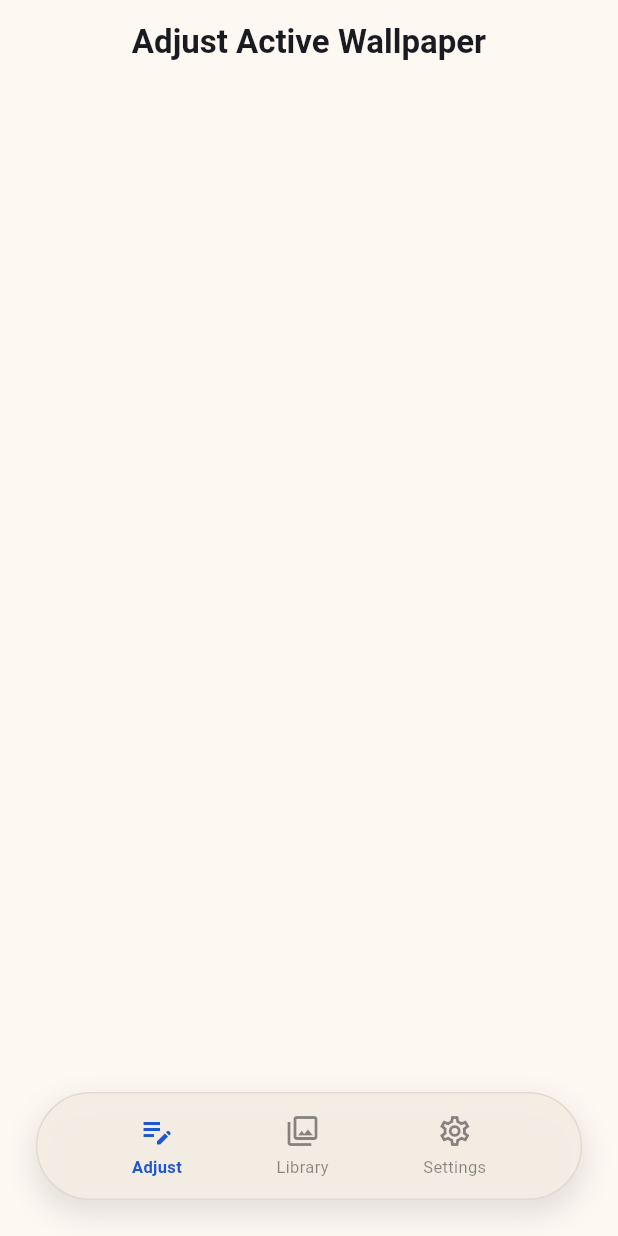
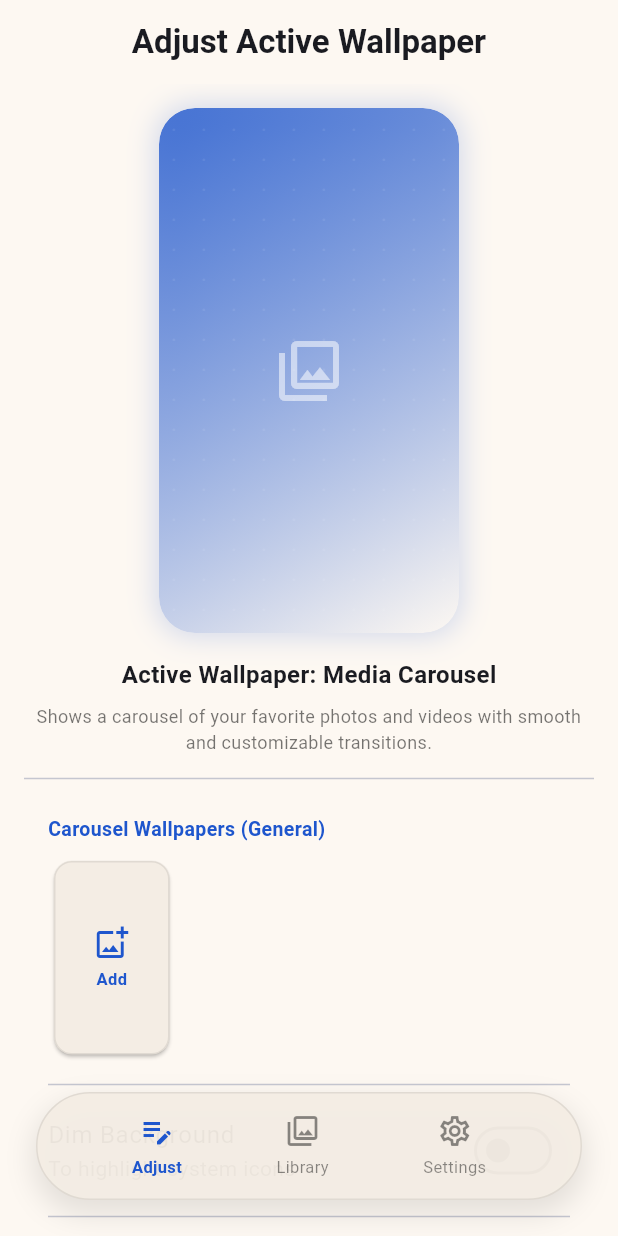
Before and after one commit to Ixeken-Studios/Ixeken-Live-Wallpaper, a Flutter app: the screen it shows after launch, on a phone screen of 412 x 824 dp. Run offline on Flutter 3.47's test engine with Material 3 defaults, Android fonts, the phone set to English and light mode, and no system bars; our stand-ins replace image_picker, permission_handler, shared_preferences.

Commit message:
nothing showing fixed

```diff
--- /dev/null
+++ b/devtools_options.yaml
@@ -0,0 +1,3 @@
+description: This file stores settings for Dart & Flutter DevTools.
+documentation: https://docs.flutter.dev/tools/devtools/extensions#configure-extension-enablement-states
+extensions:
--- a/lib/main.dart
+++ b/lib/main.dart
@@ -148,18 +148,6 @@ class _HomePageState extends State<HomePage> {
     };
   }
 
-  final Map<String, IconData> _engineIcons = {
-    'carousel': Icons.photo_library_outlined,
-    'particles': Icons.blur_on,
-    'tetris': Icons.grid_view_rounded,
-    'matrix': Icons.code,
-    'plexus': Icons.hub_outlined,
-    'liquid': Icons.water_drop_outlined,
-    'starfield': Icons.auto_awesome_motion_outlined,
-    'vaporwave': Icons.wb_sunny_outlined,
-    'conway': Icons.coronavirus_outlined,
-    'fluids': Icons.waves_outlined,
-  };
 
   @override
   void initState() {
@@ -321,15 +309,28 @@ class _HomePageState extends State<HomePage> {
         ),
         centerTitle: true,
       ),
-      body: IndexedStack(
-        index: _currentTab,
+      // Stack-based floating nav bar: correct pattern for floating bottom bars.
+      // Using bottomNavigationBar with SafeArea>Align>Container causes the body
+      // to collapse because Scaffold uses the slot's intrinsic height (which
+      // Align reports as 0) to compute available body space.
+      body: Stack(
         children: [
-          _buildCustomizerTab(),
-          _buildGalleryTab(),
-          _buildSettingsTab(),
+          IndexedStack(
+            index: _currentTab,
+            children: [
+              _buildCustomizerTab(),
+              _buildGalleryTab(),
+              _buildSettingsTab(),
+            ],
+          ),
+          Positioned(
+            left: 0,
+            right: 0,
+            bottom: 0,
+            child: _buildFloatingNavigationBar(),
+          ),
         ],
       ),
-      bottomNavigationBar: _buildFloatingNavigationBar(),
     );
   }
 
@@ -345,15 +346,15 @@ class _HomePageState extends State<HomePage> {
           margin: const EdgeInsets.only(bottom: 24, left: 24, right: 24, top: 8),
           height: 72,
           decoration: BoxDecoration(
-            color: isDark ? Colors.black.withOpacity(0.85) : Theme.of(context).cardColor.withOpacity(0.95),
+            color: isDark ? Colors.black.withValues(alpha: 0.85) : Theme.of(context).cardColor.withValues(alpha: 0.95),
             borderRadius: BorderRadius.circular(36),
             border: Border.all(
-              color: isDark ? Colors.white.withOpacity(0.08) : Colors.black.withOpacity(0.08),
+              color: isDark ? Colors.white.withValues(alpha: 0.08) : Colors.black.withValues(alpha: 0.08),
               width: 1,
             ),
             boxShadow: [
               BoxShadow(
-                color: Colors.black.withOpacity(isDark ? 0.5 : 0.1),
+                color: Colors.black.withValues(alpha: isDark ? 0.5 : 0.1),
                 blurRadius: 16,
                 spreadRadius: 2,
                 offset: const Offset(0, 8),
@@ -422,7 +423,7 @@ class _HomePageState extends State<HomePage> {
                   borderRadius: BorderRadius.circular(24),
                   boxShadow: [
                     BoxShadow(
-                      color: Theme.of(context).colorScheme.primary.withOpacity(0.2),
+                      color: Theme.of(context).colorScheme.primary.withValues(alpha: 0.2),
                       blurRadius: 16,
                       spreadRadius: 2,
                     )
@@ -585,7 +586,7 @@ class _HomePageState extends State<HomePage> {
           title: Text(l.optParallax),
           subtitle: Text(l.optParallaxSub),
           value: _isParallaxEnabled,
-          activeColor: Theme.of(context).colorScheme.primary,
+          activeThumbColor: Theme.of(context).colorScheme.primary,
           onChanged: (val) {
             setState(() => _isParallaxEnabled = val);
             _savePersistedData();
@@ -596,7 +597,7 @@ class _HomePageState extends State<HomePage> {
           title: Text(l.optRandom),
           subtitle: Text(l.optRandomSub),
           value: _isRandom,
-          activeColor: Theme.of(context).colorScheme.primary,
+          activeThumbColor: Theme.of(context).colorScheme.primary,
           onChanged: (val) {
             setState(() => _isRandom = val);
             _savePersistedData();
@@ -607,7 +608,7 @@ class _HomePageState extends State<HomePage> {
           title: Text(l.optSyncTheme),
           subtitle: Text(l.optSyncThemeSub),
           value: _syncWithSystemTheme,
-          activeColor: Theme.of(context).colorScheme.primary,
+          activeThumbColor: Theme.of(context).colorScheme.primary,
           onChanged: (val) {
             setState(() {
               _syncWithSystemTheme = val;
@@ -622,7 +623,7 @@ class _HomePageState extends State<HomePage> {
             title: Text(l.optDayNight),
             subtitle: Text(l.optDayNightSub),
             value: _useDayNightMode,
-            activeColor: Theme.of(context).colorScheme.primary,
+            activeThumbColor: Theme.of(context).colorScheme.primary,
             onChanged: (val) {
               setState(() => _useDayNightMode = val);
               _savePersistedData();
@@ -875,7 +876,7 @@ class _HomePageState extends State<HomePage> {
             title: Text(l.optParallax),
             subtitle: Text(l.optParallaxSub),
             value: _isParallaxEnabled,
-            activeColor: Theme.of(context).colorScheme.primary,
+            activeThumbColor: Theme.of(context).colorScheme.primary,
             onChanged: (val) {
               setState(() => _isParallaxEnabled = val);
               _savePersistedData();
@@ -892,7 +893,7 @@ class _HomePageState extends State<HomePage> {
     return ChoiceChip(
       label: Text(label),
       selected: isSelected,
-      selectedColor: Theme.of(context).colorScheme.primary.withOpacity(0.3),
+      selectedColor: Theme.of(context).colorScheme.primary.withValues(alpha: 0.3),
       labelStyle: TextStyle(
         color: isSelected
             ? Theme.of(context).colorScheme.primary
@@ -918,10 +919,10 @@ class _HomePageState extends State<HomePage> {
 
     final isDark = Theme.of(context).brightness == Brightness.dark;
     final textColor = isDark ? Colors.white : Colors.black87;
-    final hintColor = isDark ? Colors.white.withOpacity(0.5) : Colors.black54;
-    final iconColor = isDark ? Colors.white.withOpacity(0.5) : Colors.black54;
+    final hintColor = isDark ? Colors.white.withValues(alpha: 0.5) : Colors.black54;
+    final iconColor = isDark ? Colors.white.withValues(alpha: 0.5) : Colors.black54;
     final clearIconColor = isDark ? Colors.white60 : Colors.black54;
-    final fillColor = isDark ? Colors.white.withOpacity(0.06) : Colors.black.withOpacity(0.05);
+    final fillColor = isDark ? Colors.white.withValues(alpha: 0.06) : Colors.black.withValues(alpha: 0.05);
 
     return Column(
       children: [
@@ -1005,15 +1006,15 @@ class _HomePageState extends State<HomePage> {
     final description = engineDescs[engineId] ?? '';
     final isActive = _selectedEngine == engineId;
     return Card(
-      color: Colors.white.withOpacity(0.04),
+      color: Colors.white.withValues(alpha: 0.04),
       shape: RoundedRectangleBorder(
         borderRadius: BorderRadius.circular(16),
         side: BorderSide(
           color: isActive
               ? Theme.of(context).colorScheme.primary
               : (Theme.of(context).brightness == Brightness.dark
-                  ? Colors.white.withOpacity(0.05)
-                  : Colors.black.withOpacity(0.05)),
+                  ? Colors.white.withValues(alpha: 0.05)
+                  : Colors.black.withValues(alpha: 0.05)),
           width: 2,
         ),
       ),
@@ -1036,9 +1037,9 @@ class _HomePageState extends State<HomePage> {
                   begin: Alignment.topCenter,
                   end: Alignment.bottomCenter,
                   colors: [
-                    Colors.black.withOpacity(0.0),
-                    Colors.black.withOpacity(0.25),
-                    Colors.black.withOpacity(0.85),
+                    Colors.black.withValues(alpha: 0.0),
+                    Colors.black.withValues(alpha: 0.25),
+                    Colors.black.withValues(alpha: 0.85),
                   ],
                   stops: const [0.0, 0.55, 1.0],
                 ),
@@ -1098,8 +1099,8 @@ class _HomePageState extends State<HomePage> {
                                 : (Theme.of(context).brightness == Brightness.dark ? Colors.white24 : Colors.black26),
                           ),
                           backgroundColor: isActive
-                              ? Theme.of(context).colorScheme.primary.withOpacity(0.2)
-                              : (Theme.of(context).brightness == Brightness.dark ? Colors.black45 : Colors.white.withOpacity(0.7)),
+                              ? Theme.of(context).colorScheme.primary.withValues(alpha: 0.2)
+                              : (Theme.of(context).brightness == Brightness.dark ? Colors.black45 : Colors.white.withValues(alpha: 0.7)),
                           visualDensity: VisualDensity.compact,
                           padding: EdgeInsets.zero,
                           shape: RoundedRectangleBorder(borderRadius: BorderRadius.circular(8)),
@@ -1200,14 +1201,14 @@ class _HomePageState extends State<HomePage> {
                   margin: const EdgeInsets.only(right: 8, bottom: 8),
                   child: Card(
                     color: Theme.of(context).brightness == Brightness.dark
-                        ? Colors.white.withOpacity(0.02)
+                        ? Colors.white.withValues(alpha: 0.02)
                         : Theme.of(context).cardColor,
                     shape: RoundedRectangleBorder(
                       borderRadius: BorderRadius.circular(12),
                       side: BorderSide(
                         color: Theme.of(context).brightness == Brightness.dark
-                            ? Colors.white.withOpacity(0.08)
-                            : Colors.black.withOpacity(0.08),
+                            ? Colors.white.withValues(alpha: 0.08)
+                            : Colors.black.withValues(alpha: 0.08),
                       ),
                     ),
                     child: InkWell(
@@ -1241,10 +1242,10 @@ class _HomePageState extends State<HomePage> {
                 width: 85,
                 margin: const EdgeInsets.only(right: 8, bottom: 8),
                 child: Card(
-                  color: Colors.white.withOpacity(0.04),
+                  color: Colors.white.withValues(alpha: 0.04),
                   shape: RoundedRectangleBorder(
                     borderRadius: BorderRadius.circular(12),
-                    side: BorderSide(color: Colors.white.withOpacity(0.05)),
+                    side: BorderSide(color: Colors.white.withValues(alpha: 0.05)),
                   ),
                   clipBehavior: Clip.antiAlias,
                   child: Stack(
@@ -1392,8 +1393,8 @@ class _HomePageState extends State<HomePage> {
                   height: 40,
                   decoration: BoxDecoration(
                     color: Theme.of(context).brightness == Brightness.dark
-                        ? Colors.white.withOpacity(0.08)
-                        : Colors.black.withOpacity(0.05),
+                        ? Colors.white.withValues(alpha: 0.08)
+                        : Colors.black.withValues(alpha: 0.05),
                     shape: BoxShape.circle,
                   ),
                   child: Icon(
@@ -1536,7 +1537,7 @@ class _HomePageState extends State<HomePage> {
                       width: 64,
                       height: 64,
                       decoration: BoxDecoration(
-                        color: primaryColor.withOpacity(0.1),
+                        color: primaryColor.withValues(alpha: 0.1),
                         shape: BoxShape.circle,
                       ),
                       child: Icon(
@@ -1582,7 +1583,7 @@ class _HomePageState extends State<HomePage> {
                                 width: 44,
                                 height: 44,
                                 decoration: BoxDecoration(
-                                  color: isDark ? Colors.white.withOpacity(0.08) : Colors.black.withOpacity(0.05),
+                                  color: isDark ? Colors.white.withValues(alpha: 0.08) : Colors.black.withValues(alpha: 0.05),
                                   shape: BoxShape.circle,
                                 ),
                                 child: Icon(Icons.storage, color: primaryColor),
@@ -1654,7 +1655,7 @@ class _HomePageState extends State<HomePage> {
                                 width: 44,
                                 height: 44,
                                 decoration: BoxDecoration(
-                                  color: isDark ? Colors.white.withOpacity(0.08) : Colors.black.withOpacity(0.05),
+                                  color: isDark ? Colors.white.withValues(alpha: 0.08) : Colors.black.withValues(alpha: 0.05),
                                   shape: BoxShape.circle,
                                 ),
                                 child: Icon(Icons.palette_outlined, color: primaryColor),
@@ -1690,7 +1691,7 @@ class _HomePageState extends State<HomePage> {
                                 child: Container(
                                   padding: const EdgeInsets.all(12),
                                   decoration: BoxDecoration(
-                                    color: isDark ? Colors.black26 : Colors.white.withOpacity(0.5),
+                                    color: isDark ? Colors.black26 : Colors.white.withValues(alpha: 0.5),
                                     borderRadius: BorderRadius.circular(12),
                                   ),
                                   child: Row(
@@ -1699,7 +1700,7 @@ class _HomePageState extends State<HomePage> {
                                         width: 36,
                                         height: 36,
                                         decoration: BoxDecoration(
-                                          color: isDark ? Colors.white.withOpacity(0.04) : Colors.black.withOpacity(0.03),
+                                          color: isDark ? Colors.white.withValues(alpha: 0.04) : Colors.black.withValues(alpha: 0.03),
                                           shape: BoxShape.circle,
                                         ),
                                         child: Icon(Icons.sensors, color: primaryColor, size: 20),
@@ -1752,7 +1753,7 @@ class _HomePageState extends State<HomePage> {
                                 width: 44,
                                 height: 44,
                                 decoration: BoxDecoration(
-                                  color: isDark ? Colors.white.withOpacity(0.08) : Colors.black.withOpacity(0.05),
+                                  color: isDark ? Colors.white.withValues(alpha: 0.08) : Colors.black.withValues(alpha: 0.05),
                                   shape: BoxShape.circle,
                                 ),
                                 child: Icon(Icons.bolt, color: primaryColor),
@@ -1788,7 +1789,7 @@ class _HomePageState extends State<HomePage> {
                                 child: Container(
                                   padding: const EdgeInsets.all(12),
                                   decoration: BoxDecoration(
-                                    color: isDark ? Colors.black26 : Colors.white.withOpacity(0.5),
+                                    color: isDark ? Colors.black26 : Colors.white.withValues(alpha: 0.5),
                                     borderRadius: BorderRadius.circular(12),
                                   ),
                                   child: Row(
@@ -1797,7 +1798,7 @@ class _HomePageState extends State<HomePage> {
                                         width: 36,
                                         height: 36,
                                         decoration: BoxDecoration(
-                                          color: isDark ? Colors.white.withOpacity(0.04) : Colors.black.withOpacity(0.03),
+                                          color: isDark ? Colors.white.withValues(alpha: 0.04) : Colors.black.withValues(alpha: 0.03),
                                           shape: BoxShape.circle,
                                         ),
                                         child: Icon(Icons.battery_alert, color: primaryColor, size: 20),
@@ -2405,7 +2406,7 @@ class _LiveWallpaperPreviewState extends State<LiveWallpaperPreview> with Single
                           begin: Alignment.topLeft,
                           end: Alignment.bottomRight,
                           colors: [
-                            Theme.of(context).colorScheme.primary.withOpacity(0.8),
+                            Theme.of(context).colorScheme.primary.withValues(alpha: 0.8),
                             Theme.of(context).colorScheme.surface,
                           ],
                         ),
@@ -2479,7 +2480,7 @@ class _LiveWallpaperPreviewState extends State<LiveWallpaperPreview> with Single
               children: [
                 CustomPaint(painter: painter),
                 if (widget.isDimEnabled)
-                  Container(color: Colors.black.withOpacity(widget.dimIntensity)),
+                  Container(color: Colors.black.withValues(alpha: widget.dimIntensity)),
               ],
             ),
           );
@@ -2520,7 +2521,7 @@ class LiquidGradientPainter extends CustomPainter {
       ..shader = ui.Gradient.radial(
         Offset(x, y),
         radius,
-        [color.withOpacity(opacity), Colors.transparent],
+        [color.withValues(alpha: opacity), Colors.transparent],
       );
     canvas.drawCircle(Offset(x, y), radius, paint);
   }
@@ -2566,7 +2567,7 @@ class MatrixRainPainter extends CustomPainter {
 
         final color = j == 0
             ? Colors.white
-            : const Color(0xFF10B981).withOpacity(opacity);
+            : const Color(0xFF10B981).withValues(alpha: opacity);
 
         textPainter.text = TextSpan(
           text: char,
@@ -2671,7 +2672,7 @@ class PlexusPainter extends CustomPainter {
   void paint(ui.Canvas canvas, ui.Size size) {
     canvas.drawRect(ui.Rect.fromLTWH(0, 0, size.width, size.height), Paint()..color = const Color(0xFF0A0F1D));
 
-    final paintNode = Paint()..isAntiAlias = true..color = const Color(0xFF00D2FF).withOpacity(0.7);
+    final paintNode = Paint()..isAntiAlias = true..color = const Color(0xFF00D2FF).withValues(alpha: 0.7);
     final paintLine = Paint()..isAntiAlias = true..strokeWidth = 0.8;
 
     for (var n in nodes) {
@@ -2695,7 +2696,7 @@ class PlexusPainter extends CustomPainter {
 
         if (dist < 60) {
           final alpha = (1.0 - (dist / 60.0)).clamp(0.0, 1.0);
-          paintLine.color = const Color(0xFF00D2FF).withOpacity(alpha * 0.3);
+          paintLine.color = const Color(0xFF00D2FF).withValues(alpha: alpha * 0.3);
           canvas.drawLine(Offset(nodes[i].x, nodes[i].y), Offset(nodes[j].x, nodes[j].y), paintLine);
         }
       }
@@ -2739,7 +2740,7 @@ class TetrisPainter extends CustomPainter {
       ..style = PaintingStyle.stroke
       ..strokeWidth = 0.5;
 
-    gridPaint.color = gridPaint.color.withOpacity(isRetro ? 0.12 : 0.05);
+    gridPaint.color = gridPaint.color.withValues(alpha: isRetro ? 0.12 : 0.05);
     for (int x = 0; x <= cols; x++) {
       canvas.drawLine(Offset(x * cellSize, 0), Offset(x * cellSize, size.height), gridPaint);
     }
@@ -2821,7 +2822,7 @@ class TetrisPainter extends CustomPainter {
 
       final highlightRect = ui.Rect.fromLTWH(x * cellSize + 1.6, y * cellSize + 1.6, cellSize - 3.2, 2.5);
       final highlightRRect = ui.RRect.fromRectAndRadius(highlightRect, const Radius.circular(1.0));
-      paint.color = Colors.white.withOpacity(0.25);
+      paint.color = Colors.white.withValues(alpha: 0.25);
       canvas.drawRRect(highlightRRect, paint);
     }
   }
@@ -2963,7 +2964,7 @@ class VaporwavePainter extends CustomPainter {
       final expProgress = math.pow(progress, 2.2);
       final gridY = horizon + expProgress * groundHeight;
 
-      paintGrid.color = const Color(0xFFFF007F).withOpacity(progress.clamp(0.0, 1.0));
+      paintGrid.color = const Color(0xFFFF007F).withValues(alpha: progress.clamp(0.0, 1.0));
       paintGrid.strokeWidth = progress * 2.0 + 0.3;
       canvas.drawLine(Offset(0, gridY), Offset(w, gridY), paintGrid);
     }
@@ -3018,11 +3019,11 @@ class FluidSwarmPainter extends CustomPainter {
     final paintHead = Paint()..isAntiAlias = true..style = PaintingStyle.fill;
 
     for (var p in particles) {
-      paintLine.color = p.color.withOpacity(0.5);
+      paintLine.color = p.color.withValues(alpha: 0.5);
       paintLine.strokeWidth = p.radius * 0.8;
       canvas.drawLine(Offset(p.px, p.py), Offset(p.x, p.y), paintLine);
 
-      paintHead.color = p.color.withOpacity(0.9);
+      paintHead.color = p.color.withValues(alpha: 0.9);
       canvas.drawCircle(Offset(p.x, p.y), p.radius, paintHead);
     }
   }
```
